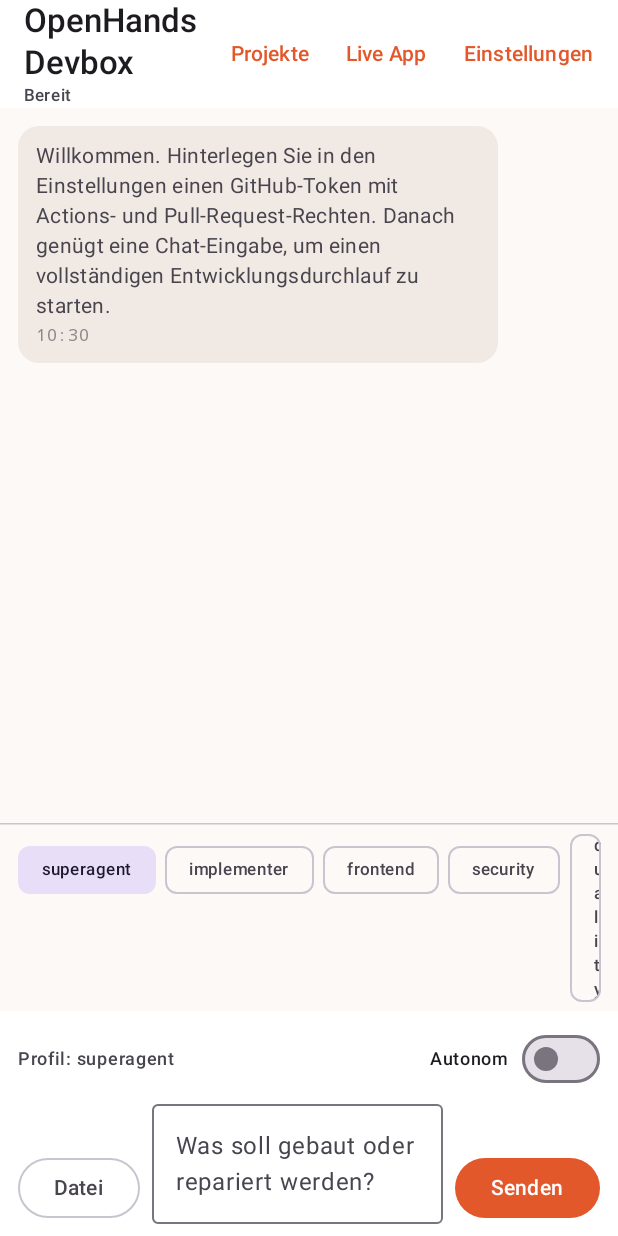
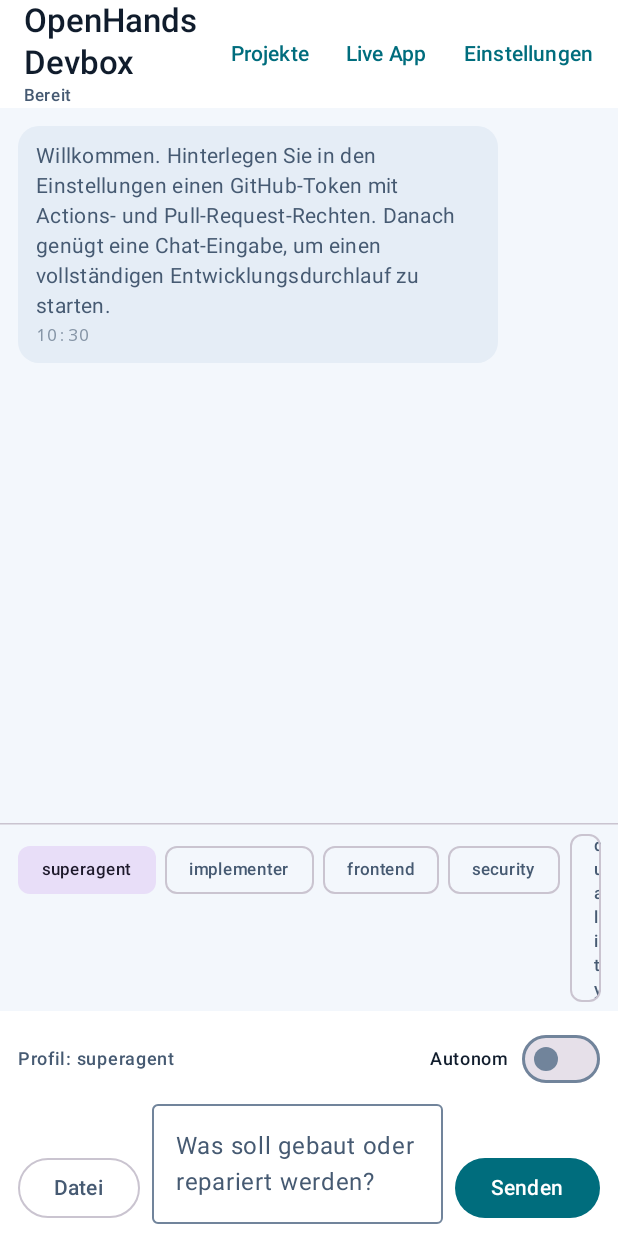
Before and after one commit to niknight1403/openhands-devbox, an Android app built with Jetpack Compose: the screen it shows after launch (MainActivity), on a phone screen of 412 x 824 dp. Run offline under Robolectric (Android 15) with nearby library versions, the phone set to English and light mode, and no system bars; pictures from the network do not load.

Commit message:
feat(ui): apply aurora deep-space theme

```diff
--- a/android/app/src/main/java/dev/openhands/devbox/ui/Theme.kt
+++ b/android/app/src/main/java/dev/openhands/devbox/ui/Theme.kt
@@ -7,26 +7,29 @@ import androidx.compose.material3.lightColorScheme
 import androidx.compose.runtime.Composable
 import androidx.compose.ui.graphics.Color
 
-private val Accent = Color(0xFFE2582B)
-private val AccentDark = Color(0xFFFF8A5B)
+private val AuroraCyan = Color(0xFF66E3F2)
+private val AuroraBlue = Color(0xFF6C8CFF)
+private val AuroraViolet = Color(0xFFB69CFF)
+private val DeepNavy = Color(0xFF080F1D)
+private val NavySurface = Color(0xFF111C30)
+private val NavyElevated = Color(0xFF1A2942)
 
 private val DarkScheme = darkColorScheme(
-    primary = AccentDark,
-    onPrimary = Color(0xFF2A1206),
-    secondary = Color(0xFF8AB4F8),
-    background = Color(0xFF12100F),
-    surface = Color(0xFF1C1917),
-    surfaceVariant = Color(0xFF2A2624),
-    error = Color(0xFFFF6B6B),
+    primary = AuroraCyan, onPrimary = Color(0xFF06202A),
+    secondary = AuroraViolet, onSecondary = Color(0xFF201438),
+    tertiary = AuroraBlue, background = DeepNavy, onBackground = Color(0xFFEAF3FF),
+    surface = NavySurface, onSurface = Color(0xFFEAF3FF),
+    surfaceVariant = NavyElevated, onSurfaceVariant = Color(0xFFB6C6DD),
+    outline = Color(0xFF40536F), error = Color(0xFFFF7A91),
 )
-
 private val LightScheme = lightColorScheme(
-    primary = Accent,
-    secondary = Color(0xFF2A5CB8),
-    background = Color(0xFFFDF9F6),
-    surface = Color(0xFFFFFFFF),
-    surfaceVariant = Color(0xFFF1E9E3),
-    error = Color(0xFFB3261E),
+    primary = Color(0xFF006D7D), onPrimary = Color.White,
+    secondary = Color(0xFF6650A4), onSecondary = Color.White,
+    tertiary = Color(0xFF365CC8), background = Color(0xFFF3F7FC),
+    onBackground = Color(0xFF101C2C), surface = Color.White,
+    onSurface = Color(0xFF101C2C), surfaceVariant = Color(0xFFE5EDF6),
+    onSurfaceVariant = Color(0xFF465A72), outline = Color(0xFF71849B),
+    error = Color(0xFFBA1A3A),
 )
 
 @Composable
```
